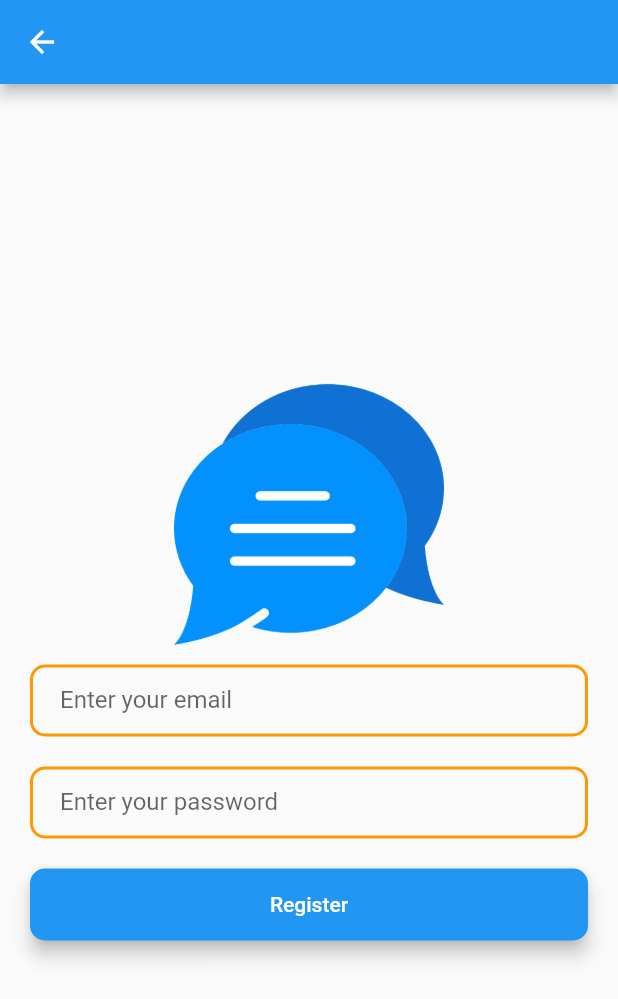
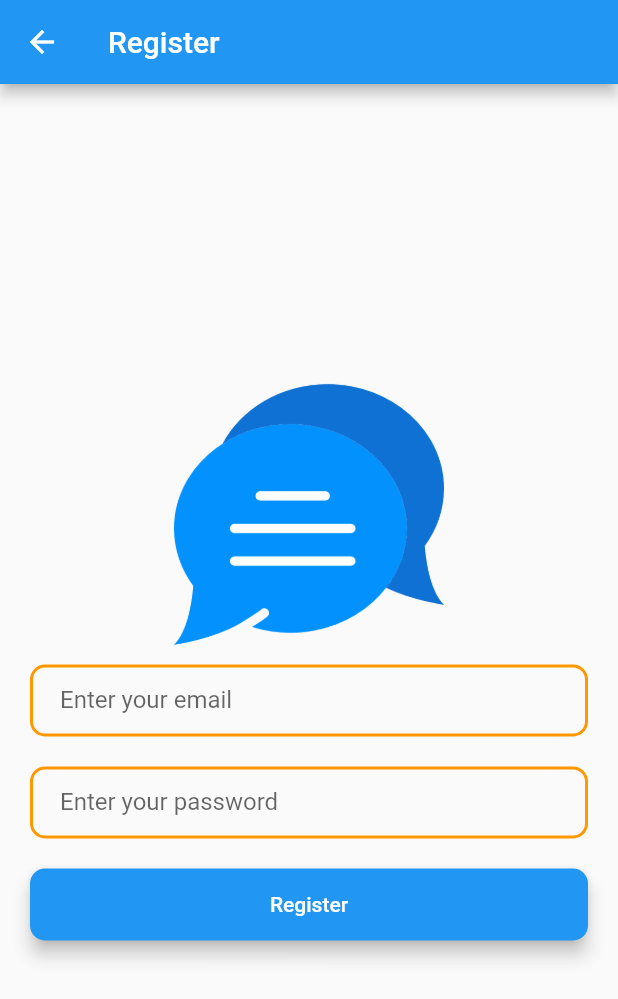
Before and after one commit to abdullahbokl/Simple-Chatting-App-Flutter, a Flutter app: the RegisterScreen screen opened by its route, on a phone screen of 412 x 824 dp. Shown: the top 999 px of the screen. Run offline on Flutter 3.47's test engine with Material 2 defaults, Android fonts, the phone set to English and light mode, and no system bars; drawn by our look-alikes of modal_progress_hud_nsn; our stand-ins replace cloud_firestore, firebase_auth, firebase_core; accounts and stored records are empty; statements that could not run were skipped.

Commit message:
log_in_up

```diff
--- a/lib/screens/login_screen.dart
+++ b/lib/screens/login_screen.dart
@@ -22,7 +22,9 @@ class _LoginScreenState extends State<LoginScreen> {
   @override
   Widget build(BuildContext context) {
     return Scaffold(
-      appBar: AppBar(),
+      appBar: AppBar(
+        title: Text('Sign in'),
+      ),
       body: ModalProgressHUD(
         inAsyncCall: showIndicator,
         child: Column(
--- a/lib/screens/register_screen.dart
+++ b/lib/screens/register_screen.dart
@@ -24,7 +24,9 @@ class _RegisterScreenState extends State<RegisterScreen> {
   @override
   Widget build(BuildContext context) {
     return Scaffold(
-      appBar: AppBar(),
+      appBar: AppBar(
+        title: Text('Register'),
+      ),
       body: ModalProgressHUD(
         inAsyncCall: showIndicator,
         child: Column(
```
